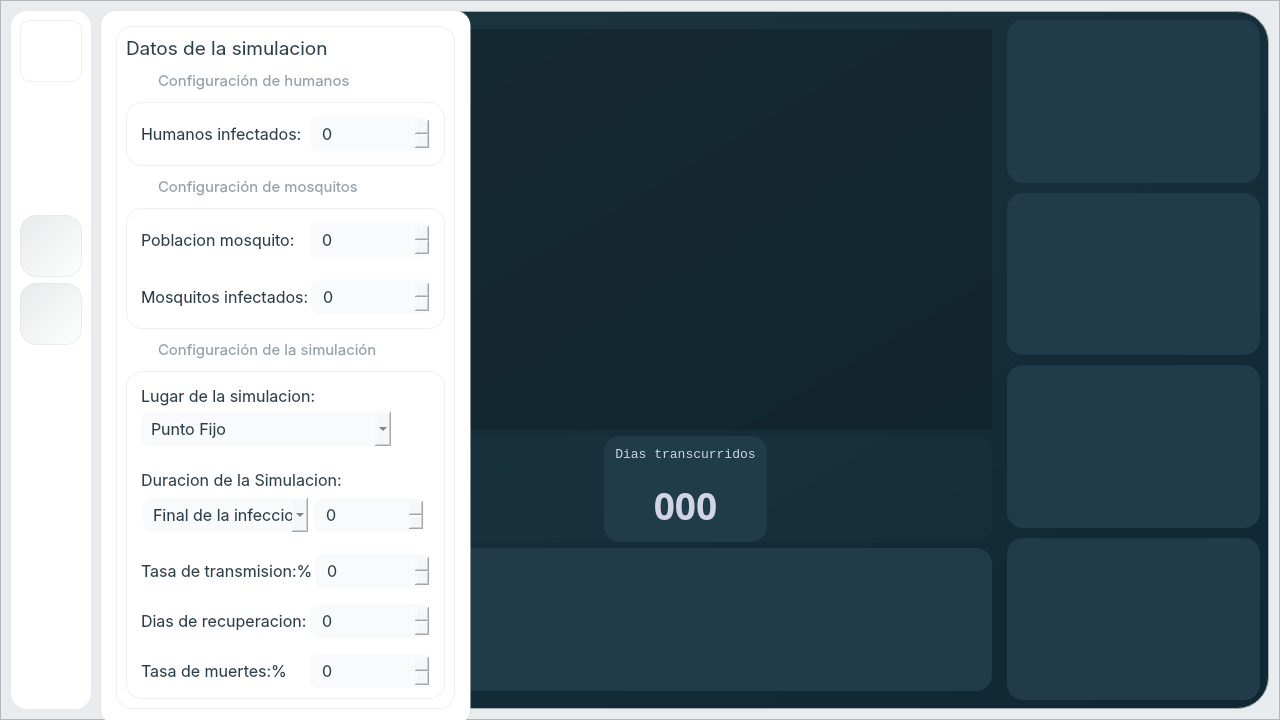
Old version of the form ui/simuladorDengueUI.ui in the repository DiegoABorges2309/simulador-dengue.
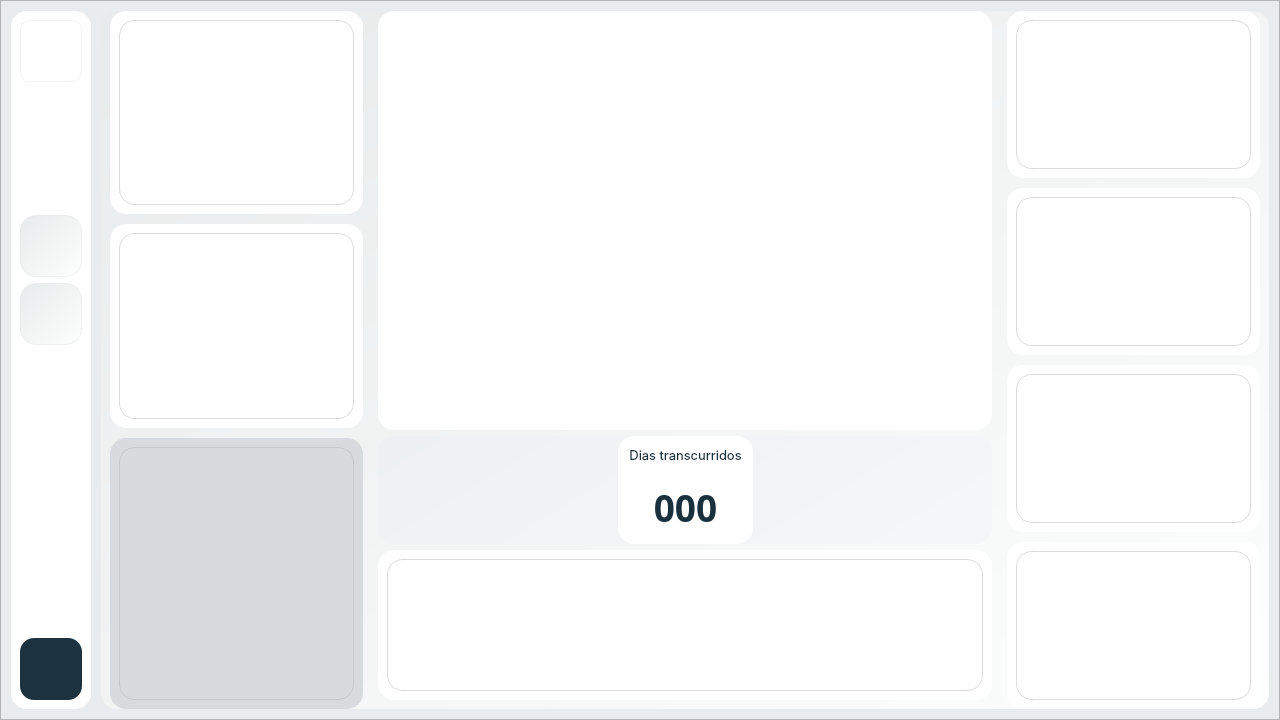
New version of the form. The open tabs and pages were chosen to show the change. Icons and pictures are not drawn.

Patch:
```diff
--- a/ui/simuladorDengueUI.ui
+++ b/ui/simuladorDengueUI.ui
@@ -118,7 +118,7 @@
          <property name="styleSheet">
           <string notr="true">image: url(:/svg/Base Logo.svg);
 border-radius: 10px;
-border: 1px solid rgba(32, 59, 73, 20);</string>
+border: 1px solid rgba(32, 59, 73, 15);</string>
          </property>
          <property name="frameShape">
           <enum>QFrame::Shape::StyledPanel</enum>
@@ -173,7 +173,7 @@
 	image: url(:/svg/Boton Nueva Simulacion.svg);
 	background-color: qlineargradient(spread:pad, x1:0, y1:0, x2:1, y2:1, stop:0 rgba(232, 235, 235, 255), stop:1 rgba(253, 254, 254, 255));
 	border-radius: 16px;
-	border: 1px solid rgba(32, 59, 73, 20);
+	border: 1px solid rgba(32, 59, 73, 15);
 }
 QPushButton::pressed{
 	background-color: rgba(29, 53, 65, 100);
@@ -198,7 +198,7 @@
 	image: url(:/svg/Historial.svg);
 		background-color: qlineargradient(spread:pad, x1:0, y1:0, x2:1, y2:1, stop:0 rgba(232, 235, 235, 255), stop:1 rgba(253, 254, 254, 255));
 	border-radius: 16px;
-	border: 1px solid rgba(32, 59, 73, 20);
+	border: 1px solid rgba(32, 59, 73, 15);
 }
 QPushButton::pressed{
 	background-color: rgba(29, 53, 65, 100);
@@ -250,7 +250,8 @@
          </property>
          <property name="styleSheet">
           <string notr="true">QPushButton{
-	border-image: url(:/svg/Base boton 'Inicio' apagado.svg);
+	image: url(:/svg/Base boton 'Inicio'.svg);
+	background-color: rgb(28, 51, 63);
 	border-radius: 14px;
 }
 QPushButton::pressed{
@@ -277,7 +278,7 @@
        <string notr="true">background:transparent;</string>
       </property>
       <property name="currentIndex">
-       <number>0</number>
+       <number>1</number>
       </property>
       <widget class="QWidget" name="panel_inicial">
        <property name="styleSheet">
@@ -286,6 +287,12 @@
 border: 0px;</string>
        </property>
        <layout class="QHBoxLayout" name="horizontalLayout_2">
+        <property name="topMargin">
+         <number>0</number>
+        </property>
+        <property name="bottomMargin">
+         <number>0</number>
+        </property>
         <item>
          <widget class="QFrame" name="f_datos_izquierdos_vacio">
           <property name="sizePolicy">
@@ -742,11 +749,18 @@
       </widget>
       <widget class="QWidget" name="panel_datos">
        <property name="styleSheet">
-        <string notr="true">background-color: qlineargradient(spread:pad, x1:0, y1:0, x2:1, y2:1, stop:0.0511364 rgba(29, 53, 65, 255), stop:0.954545 rgba(16, 40, 52, 255));
-border-radius: 32px;
-border: 1px solid rgb(162, 170, 173);</string>
+        <string notr="true">background-color: qlineargradient(spread:pad, x1:0, y1:0, x2:1, y2:1, stop:0 rgba(232, 235, 235, 255), stop:1 rgba(253, 254, 254, 255));
+border-radius: 16px;
+border: 0px;
+</string>
        </property>
        <layout class="QHBoxLayout" name="horizontalLayout_3">
+        <property name="topMargin">
+         <number>0</number>
+        </property>
+        <property name="bottomMargin">
+         <number>0</number>
+        </property>
         <item>
          <widget class="QFrame" name="f_datos_izquierdos_vacio_2">
           <property name="sizePolicy">
@@ -790,7 +804,7 @@
               </sizepolicy>
              </property>
              <property name="styleSheet">
-              <string notr="true">background-color: rgb(32, 59, 73);
+              <string notr="true">background-color: rgb(255, 255, 255);
 border-radius: 16px;</string>
              </property>
              <property name="frameShape">
@@ -799,7 +813,30 @@
              <property name="frameShadow">
               <enum>QFrame::Shadow::Raised</enum>
              </property>
-             <layout class="QGridLayout" name="gridLayout_22"/>
+             <layout class="QGridLayout" name="gridLayout_10">
+              <item row="0" column="0">
+               <widget class="QFrame" name="f_grafica_humanos_4">
+                <property name="sizePolicy">
+                 <sizepolicy hsizetype="Preferred" vsizetype="Preferred">
+                  <horstretch>0</horstretch>
+                  <verstretch>30</verstretch>
+                 </sizepolicy>
+                </property>
+                <property name="styleSheet">
+                 <string notr="true">background-color: rgb(255, 255, 255);
+border-radius: 16px;
+border: 1px solid rgba(162, 170, 173, 100);</string>
+                </property>
+                <property name="frameShape">
+                 <enum>QFrame::Shape::StyledPanel</enum>
+                </property>
+                <property name="frameShadow">
+                 <enum>QFrame::Shadow::Raised</enum>
+                </property>
+                <layout class="QGridLayout" name="gridLayout_22"/>
+               </widget>
+              </item>
+             </layout>
             </widget>
            </item>
            <item>
@@ -811,7 +848,7 @@
               </sizepolicy>
              </property>
              <property name="styleSheet">
-              <string notr="true">background-color: rgb(32, 59, 73);
+              <string notr="true">background-color: rgb(255, 255, 255);
 border-radius: 16px;</string>
              </property>
              <property name="frameShape">
@@ -820,7 +857,30 @@
              <property name="frameShadow">
               <enum>QFrame::Shadow::Raised</enum>
              </property>
-             <layout class="QGridLayout" name="gridLayout_23"/>
+             <layout class="QGridLayout" name="gridLayout_11">
+              <item row="0" column="0">
+               <widget class="QFrame" name="f_grafica_total_humanos_4">
+                <property name="sizePolicy">
+                 <sizepolicy hsizetype="Preferred" vsizetype="Preferred">
+                  <horstretch>0</horstretch>
+                  <verstretch>30</verstretch>
+                 </sizepolicy>
+                </property>
+                <property name="styleSheet">
+                 <string notr="true">background-color: rgb(255, 255, 255);
+border-radius: 16px;
+border: 1px solid rgba(162, 170, 173, 100);</string>
+                </property>
+                <property name="frameShape">
+                 <enum>QFrame::Shape::StyledPanel</enum>
+                </property>
+                <property name="frameShadow">
+                 <enum>QFrame::Shadow::Raised</enum>
+                </property>
+                <layout class="QGridLayout" name="gridLayout_23"/>
+               </widget>
+              </item>
+             </layout>
             </widget>
            </item>
            <item>
@@ -832,7 +892,7 @@
               </sizepolicy>
              </property>
              <property name="styleSheet">
-              <string notr="true">background-color: rgba(14, 25, 31, 100);
+              <string notr="true">background-color: rgb(215, 219, 222);
 border-radius: 16px;</string>
              </property>
              <property name="frameShape">
@@ -841,7 +901,29 @@
              <property name="frameShadow">
               <enum>QFrame::Shadow::Raised</enum>
              </property>
-             <layout class="QGridLayout" name="gridLayout_24"/>
+             <layout class="QGridLayout" name="gridLayout_12">
+              <item row="0" column="0">
+               <widget class="QFrame" name="f_datos_simulacion_4">
+                <property name="sizePolicy">
+                 <sizepolicy hsizetype="Preferred" vsizetype="Preferred">
+                  <horstretch>0</horstretch>
+                  <verstretch>40</verstretch>
+                 </sizepolicy>
+                </property>
+                <property name="styleSheet">
+                 <string notr="true">background-color: rgb(215, 219, 222);
+border-radius: 16px;
+border: 1px solid rgba(162, 170, 173, 100);</string>
+                </property>
+                <property name="frameShape">
+                 <enum>QFrame::Shape::StyledPanel</enum>
+                </property>
+                <property name="frameShadow">
+                 <enum>QFrame::Shadow::Raised</enum>
+                </property>
+               </widget>
+              </item>
+             </layout>
             </widget>
            </item>
           </layout>
@@ -858,7 +940,8 @@
           <property name="styleSheet">
            <string notr="true">background: none;
 border: 0px;
-border-radius:0px;</string>
+border-radius:0px;
+image: url(:/svg/biohazard.svg);</string>
           </property>
           <property name="frameShape">
            <enum>QFrame::Shape::StyledPanel</enum>
@@ -867,6 +950,9 @@
            <enum>QFrame::Shadow::Raised</enum>
           </property>
           <layout class="QVBoxLayout" name="verticalLayout_6">
+           <property name="topMargin">
+            <number>0</number>
+           </property>
            <item>
             <widget class="QFrame" name="f_frame_mapa">
              <property name="sizePolicy">
@@ -876,7 +962,9 @@
               </sizepolicy>
              </property>
              <property name="styleSheet">
-              <string notr="true">background-color: rgba(14, 25, 31, 100);</string>
+              <string notr="true">background-color: rgb(255, 255, 255);
+border-radius: 16px;
+image: url(:/svg/Subtract (1).svg);</string>
              </property>
              <property name="frameShape">
               <enum>QFrame::Shape::StyledPanel</enum>
@@ -901,7 +989,7 @@
               </size>
              </property>
              <property name="styleSheet">
-              <string notr="true">background-color: rgba(32, 59, 73, 50);
+              <string notr="true">background-color: rgba(215, 219, 222, 25);
 border-radius: 16px;</string>
              </property>
              <property name="frameShape">
@@ -926,7 +1014,8 @@
                  </sizepolicy>
                 </property>
                 <property name="styleSheet">
-                 <string notr="true">background:none;</string>
+                 <string notr="true">background:none;
+image:none;</string>
                 </property>
                 <property name="frameShape">
                  <enum>QFrame::Shape::StyledPanel</enum>
@@ -945,8 +1034,8 @@
                  </sizepolicy>
                 </property>
                 <property name="styleSheet">
-                 <string notr="true">background-color: rgb(32, 59, 73);
-border-radius:16px;</string>
+                 <string notr="true">background-color: rgb(255, 255, 255);
+border-radius: 16px;</string>
                 </property>
                 <property name="frameShape">
                  <enum>QFrame::Shape::StyledPanel</enum>
@@ -979,7 +1068,8 @@
                     </sizepolicy>
                    </property>
                    <property name="styleSheet">
-                    <string notr="true">background:none;</string>
+                    <string notr="true">background:none;
+image:none;</string>
                    </property>
                    <property name="frameShape">
                     <enum>QFrame::Shape::StyledPanel</enum>
@@ -992,7 +1082,7 @@
                      <widget class="QLabel" name="label_17">
                       <property name="font">
                        <font>
-                        <family>Consolas</family>
+                        <family>Inter</family>
                         <pointsize>10</pointsize>
                        </font>
                       </property>
@@ -1004,8 +1094,7 @@
                       </property>
                       <property name="styleSheet">
                        <string notr="true">background: none;
-color: rgb(18, 19, 22);
-color: rgb(208, 212, 228);
+color: rgb(24, 49, 61);
 border: 0px;</string>
                       </property>
                       <property name="text">
@@ -1025,7 +1114,8 @@
                     </sizepolicy>
                    </property>
                    <property name="styleSheet">
-                    <string notr="true">background:none;</string>
+                    <string notr="true">background:none;
+image:none;</string>
                    </property>
                    <property name="frameShape">
                     <enum>QFrame::Shape::StyledPanel</enum>
@@ -1051,8 +1141,7 @@
                       </property>
                       <property name="styleSheet">
                        <string notr="true">background: none;
-color: rgb(18, 19, 22);
-color: rgb(208, 212, 228);
+color: rgb(24, 49, 61);
 border: 0px;</string>
                       </property>
                       <property name="text">
@@ -1075,7 +1164,8 @@
                  </sizepolicy>
                 </property>
                 <property name="styleSheet">
-                 <string notr="true">background:none;</string>
+                 <string notr="true">background:none;
+image:none;</string>
                 </property>
                 <property name="frameShape">
                  <enum>QFrame::Shape::StyledPanel</enum>
@@ -1097,7 +1187,8 @@
               </sizepolicy>
              </property>
              <property name="styleSheet">
-              <string notr="true">background-color: rgb(32, 59, 73);
+              <string notr="true">background-color: rgb(255, 255, 255);
+image:none;
 border-radius: 16px;</string>
              </property>
              <property name="frameShape">
@@ -1106,6 +1197,29 @@
              <property name="frameShadow">
               <enum>QFrame::Shadow::Raised</enum>
              </property>
+             <layout class="QGridLayout" name="gridLayout_19">
+              <item row="0" column="0">
+               <widget class="QFrame" name="frame_19">
+                <property name="sizePolicy">
+                 <sizepolicy hsizetype="Preferred" vsizetype="Preferred">
+                  <horstretch>0</horstretch>
+                  <verstretch>25</verstretch>
+                 </sizepolicy>
+                </property>
+                <property name="styleSheet">
+                 <string notr="true">background-color: rgb(255, 255, 255);
+border-radius: 16px;
+border: 1px solid rgba(162, 170, 173, 100);</string>
+                </property>
+                <property name="frameShape">
+                 <enum>QFrame::Shape::StyledPanel</enum>
+                </property>
+                <property name="frameShadow">
+                 <enum>QFrame::Shadow::Raised</enum>
+                </property>
+               </widget>
+              </item>
+             </layout>
             </widget>
            </item>
           </layout>
@@ -1155,7 +1269,7 @@
               </sizepolicy>
              </property>
              <property name="styleSheet">
-              <string notr="true">background-color: rgb(32, 59, 73);
+              <string notr="true">background-color: rgb(255, 255, 255);
 border-radius: 16px;</string>
              </property>
              <property name="frameShape">
@@ -1164,7 +1278,30 @@
              <property name="frameShadow">
               <enum>QFrame::Shadow::Raised</enum>
              </property>
-             <layout class="QGridLayout" name="gridLayout_17"/>
+             <layout class="QGridLayout" name="gridLayout_16">
+              <item row="0" column="0">
+               <widget class="QFrame" name="f_grafica_total_mosquitos_4">
+                <property name="sizePolicy">
+                 <sizepolicy hsizetype="Preferred" vsizetype="Preferred">
+                  <horstretch>0</horstretch>
+                  <verstretch>25</verstretch>
+                 </sizepolicy>
+                </property>
+                <property name="styleSheet">
+                 <string notr="true">background-color: rgb(255, 255, 255);
+border-radius: 16px;
+border: 1px solid rgba(162, 170, 173, 100);</string>
+                </property>
+                <property name="frameShape">
+                 <enum>QFrame::Shape::StyledPanel</enum>
+                </property>
+                <property name="frameShadow">
+                 <enum>QFrame::Shadow::Raised</enum>
+                </property>
+                <layout class="QGridLayout" name="gridLayout_17"/>
+               </widget>
+              </item>
+             </layout>
             </widget>
            </item>
            <item>
@@ -1176,7 +1313,7 @@
               </sizepolicy>
              </property>
              <property name="styleSheet">
-              <string notr="true">background-color: rgb(32, 59, 73);
+              <string notr="true">background-color: rgb(255, 255, 255);
 border-radius: 16px;</string>
              </property>
              <property name="frameShape">
@@ -1185,7 +1322,30 @@
              <property name="frameShadow">
               <enum>QFrame::Shadow::Raised</enum>
              </property>
-             <layout class="QGridLayout" name="gridLayout_18"/>
+             <layout class="QGridLayout" name="gridLayout_15">
+              <item row="0" column="0">
+               <widget class="QFrame" name="f_grafica_expuestos_4">
+                <property name="sizePolicy">
+                 <sizepolicy hsizetype="Preferred" vsizetype="Preferred">
+                  <horstretch>0</horstretch>
+                  <verstretch>25</verstretch>
+                 </sizepolicy>
+                </property>
+                <property name="styleSheet">
+                 <string notr="true">background-color: rgb(255, 255, 255);
+border-radius: 16px;
+border: 1px solid rgba(162, 170, 173, 100);</string>
+                </property>
+                <property name="frameShape">
+                 <enum>QFrame::Shape::StyledPanel</enum>
+                </property>
+                <property name="frameShadow">
+                 <enum>QFrame::Shadow::Raised</enum>
+                </property>
+                <layout class="QGridLayout" name="gridLayout_18"/>
+               </widget>
+              </item>
+             </layout>
             </widget>
            </item>
            <item>
@@ -1197,7 +1357,7 @@
               </sizepolicy>
              </property>
              <property name="styleSheet">
-              <string notr="true">background-color: rgb(32, 59, 73);
+              <string notr="true">background-color: rgb(255, 255, 255);
 border-radius: 16px;</string>
              </property>
              <property name="frameShape">
@@ -1206,7 +1366,29 @@
              <property name="frameShadow">
               <enum>QFrame::Shadow::Raised</enum>
              </property>
-             <layout class="QGridLayout" name="gridLayout_19"/>
+             <layout class="QGridLayout" name="gridLayout_14">
+              <item row="0" column="0">
+               <widget class="QFrame" name="f_grafica_infectados_4">
+                <property name="sizePolicy">
+                 <sizepolicy hsizetype="Preferred" vsizetype="Preferred">
+                  <horstretch>0</horstretch>
+                  <verstretch>25</verstretch>
+                 </sizepolicy>
+                </property>
+                <property name="styleSheet">
+                 <string notr="true">background-color: rgb(255, 255, 255);
+border-radius: 16px;
+border: 1px solid rgba(162, 170, 173, 100);</string>
+                </property>
+                <property name="frameShape">
+                 <enum>QFrame::Shape::StyledPanel</enum>
+                </property>
+                <property name="frameShadow">
+                 <enum>QFrame::Shadow::Raised</enum>
+                </property>
+               </widget>
+              </item>
+             </layout>
             </widget>
            </item>
            <item>
@@ -1218,7 +1400,7 @@
               </sizepolicy>
              </property>
              <property name="styleSheet">
-              <string notr="true">background-color: rgb(32, 59, 73);
+              <string notr="true">background-color: rgb(255, 255, 255);
 border-radius: 16px;</string>
              </property>
              <property name="frameShape">
@@ -1227,7 +1409,29 @@
              <property name="frameShadow">
               <enum>QFrame::Shadow::Raised</enum>
              </property>
-             <layout class="QGridLayout" name="gridLayout_20"/>
+             <layout class="QGridLayout" name="gridLayout_13">
+              <item row="0" column="0">
+               <widget class="QFrame" name="f_grafica_susceptibles_4">
+                <property name="sizePolicy">
+                 <sizepolicy hsizetype="Preferred" vsizetype="Preferred">
+                  <horstretch>0</horstretch>
+                  <verstretch>25</verstretch>
+                 </sizepolicy>
+                </property>
+                <property name="styleSheet">
+                 <string notr="true">background-color: rgb(255, 255, 255);
+border-radius: 16px;
+border: 1px solid rgba(162, 170, 173, 100);</string>
+                </property>
+                <property name="frameShape">
+                 <enum>QFrame::Shape::StyledPanel</enum>
+                </property>
+                <property name="frameShadow">
+                 <enum>QFrame::Shadow::Raised</enum>
+                </property>
+               </widget>
+              </item>
+             </layout>
             </widget>
            </item>
           </layout>
@@ -1549,7 +1753,7 @@
 background-color: rgba(240, 244, 247, 125);
 border-radius: 8px;
 padding-left: 10px;
-border:none;</string>
+border: 1px solid rgba(32, 59, 73, 15);</string>
                  </property>
                  <property name="maximum">
                   <number>100000000</number>
@@ -1757,7 +1961,7 @@
 background-color: rgba(240, 244, 247, 125);
 border-radius: 8px;
 padding-left: 10px;
-border:none;
+border: 1px solid rgba(32, 59, 73, 15);
 </string>
                  </property>
                  <property name="maximum">
@@ -1853,7 +2057,7 @@
 background-color: rgba(240, 244, 247, 125);
 border-radius: 8px;
 padding-left: 10px;
-border:none;</string>
+border: 1px solid rgba(32, 59, 73, 15);</string>
                  </property>
                  <property name="maximum">
                   <number>100000000</number>
@@ -2045,11 +2249,10 @@
                   </font>
                  </property>
                  <property name="styleSheet">
-                  <string notr="true">
-background-color: rgba(240, 244, 247, 125);
+                  <string notr="true">background-color: rgba(240, 244, 247, 125);
 border-radius: 8px;
 padding-left: 10px;
-border:none;</string>
+border: 1px solid rgba(32, 59, 73, 15);</string>
                  </property>
                  <item>
                   <property name="text">
@@ -2157,7 +2360,7 @@
 background-color: rgba(240, 244, 247, 125);
 border-radius: 8px;
 padding-left: 10px;
-border:none;</string>
+border: 1px solid rgba(32, 59, 73, 15);</string>
                     </property>
                     <item>
                      <property name="text">
@@ -2202,7 +2405,7 @@
 background-color: rgba(240, 244, 247, 125);
 border-radius: 8px;
 padding-left: 10px;
-border:none;</string>
+border: 1px solid rgba(32, 59, 73, 15);</string>
                     </property>
                     <property name="maximum">
                      <number>200</number>
@@ -2300,7 +2503,7 @@
 background-color: rgba(240, 244, 247, 125);
 border-radius: 8px;
 padding-left: 10px;
-border:none;</string>
+border: 1px solid rgba(32, 59, 73, 15);</string>
                  </property>
                  <property name="maximum">
                   <number>99</number>
@@ -2395,7 +2598,7 @@
 background-color: rgba(240, 244, 247, 125);
 border-radius: 8px;
 padding-left: 10px;
-border:none;</string>
+border: 1px solid rgba(32, 59, 73, 15);</string>
                  </property>
                  <property name="maximum">
                   <number>100</number>
@@ -2490,7 +2693,7 @@
 background-color: rgba(240, 244, 247, 125);
 border-radius: 8px;
 padding-left: 10px;
-border:none;</string>
+border: 1px solid rgba(32, 59, 73, 15);</string>
                  </property>
                  <property name="maximum">
                   <number>99</number>
@@ -2511,6 +2714,8 @@
    </widget>
    <widget class="QWidget" name="page_2"/>
   </widget>
+  <zorder>sw_tarjetas_datos</zorder>
+  <zorder>f_frame_principal</zorder>
  </widget>
  <resources>
   <include location="imagenes.qrc"/>
```
